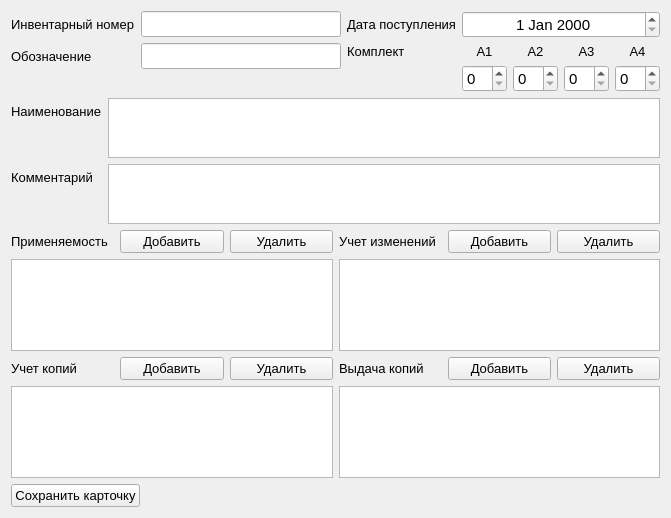
Qt form cardeditform.ui (Lelius/FileLibrary) before a commit.
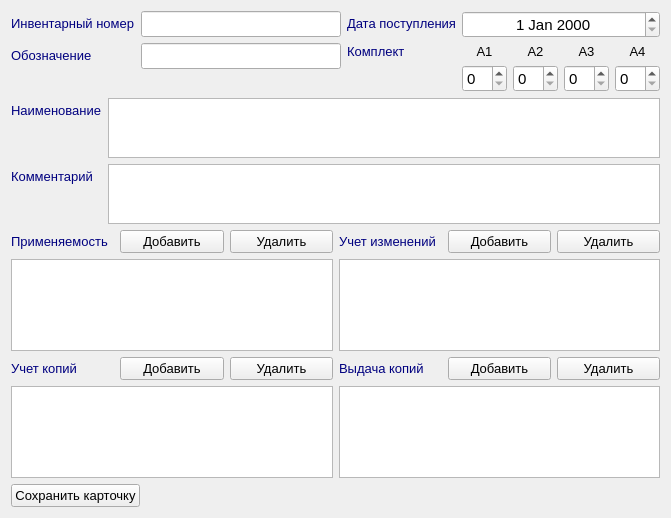
The same form after that commit.

```diff
--- a/cardeditform.ui
+++ b/cardeditform.ui
@@ -28,7 +28,7 @@
             </font>
            </property>
            <property name="text">
-            <string>Инвентарный номер</string>
+            <string>&lt;html&gt;&lt;head/&gt;&lt;body&gt;&lt;p&gt;&lt;span style=&quot; color:#00007f;&quot;&gt;Инвентарный номер&lt;/span&gt;&lt;/p&gt;&lt;/body&gt;&lt;/html&gt;</string>
            </property>
           </widget>
          </item>
@@ -55,7 +55,7 @@
             </font>
            </property>
            <property name="text">
-            <string>Обозначение</string>
+            <string>&lt;html&gt;&lt;head/&gt;&lt;body&gt;&lt;p&gt;&lt;span style=&quot; color:#00007f;&quot;&gt;Обозначение&lt;/span&gt;&lt;/p&gt;&lt;/body&gt;&lt;/html&gt;</string>
            </property>
           </widget>
          </item>
@@ -86,7 +86,7 @@
             </font>
            </property>
            <property name="text">
-            <string>Дата поступления</string>
+            <string>&lt;html&gt;&lt;head/&gt;&lt;body&gt;&lt;p&gt;&lt;span style=&quot; color:#00007f;&quot;&gt;Дата поступления&lt;/span&gt;&lt;/p&gt;&lt;/body&gt;&lt;/html&gt;</string>
            </property>
           </widget>
          </item>
@@ -98,7 +98,7 @@
             </font>
            </property>
            <property name="text">
-            <string>Комплект</string>
+            <string>&lt;html&gt;&lt;head/&gt;&lt;body&gt;&lt;p&gt;&lt;span style=&quot; color:#00007f;&quot;&gt;Комплект&lt;/span&gt;&lt;/p&gt;&lt;/body&gt;&lt;/html&gt;</string>
            </property>
            <property name="alignment">
             <set>Qt::AlignLeading|Qt::AlignLeft|Qt::AlignTop</set>
@@ -239,7 +239,7 @@
           </font>
          </property>
          <property name="text">
-          <string>Наименование</string>
+          <string>&lt;html&gt;&lt;head/&gt;&lt;body&gt;&lt;p&gt;&lt;span style=&quot; color:#00007f;&quot;&gt;Наименование&lt;/span&gt;&lt;/p&gt;&lt;/body&gt;&lt;/html&gt;</string>
          </property>
         </widget>
        </item>
@@ -251,7 +251,7 @@
           </font>
          </property>
          <property name="text">
-          <string>Комментарий</string>
+          <string>&lt;html&gt;&lt;head/&gt;&lt;body&gt;&lt;p&gt;&lt;span style=&quot; color:#00007f;&quot;&gt;Комментарий&lt;/span&gt;&lt;/p&gt;&lt;/body&gt;&lt;/html&gt;</string>
          </property>
         </widget>
        </item>
@@ -309,7 +309,7 @@
             </font>
            </property>
            <property name="text">
-            <string>Применяемость</string>
+            <string>&lt;html&gt;&lt;head/&gt;&lt;body&gt;&lt;p&gt;&lt;span style=&quot; color:#00007f;&quot;&gt;Применяемость&lt;/span&gt;&lt;/p&gt;&lt;/body&gt;&lt;/html&gt;</string>
            </property>
           </widget>
          </item>
@@ -349,7 +349,7 @@
             </font>
            </property>
            <property name="text">
-            <string>Учет изменений</string>
+            <string>&lt;html&gt;&lt;head/&gt;&lt;body&gt;&lt;p&gt;&lt;span style=&quot; color:#00007f;&quot;&gt;Учет изменений&lt;/span&gt;&lt;/p&gt;&lt;/body&gt;&lt;/html&gt;</string>
            </property>
           </widget>
          </item>
@@ -419,7 +419,7 @@
             </font>
            </property>
            <property name="text">
-            <string>Учет копий</string>
+            <string>&lt;html&gt;&lt;head/&gt;&lt;body&gt;&lt;p&gt;&lt;span style=&quot; color:#00007f;&quot;&gt;Учет копий&lt;/span&gt;&lt;/p&gt;&lt;/body&gt;&lt;/html&gt;</string>
            </property>
           </widget>
          </item>
@@ -459,7 +459,7 @@
             </font>
            </property>
            <property name="text">
-            <string>Выдача копий</string>
+            <string>&lt;html&gt;&lt;head/&gt;&lt;body&gt;&lt;p&gt;&lt;span style=&quot; color:#00007f;&quot;&gt;Выдача копий&lt;/span&gt;&lt;/p&gt;&lt;/body&gt;&lt;/html&gt;</string>
            </property>
           </widget>
          </item>
```
Left out of the diff: 4 changed lines with no effect on the pictures.
